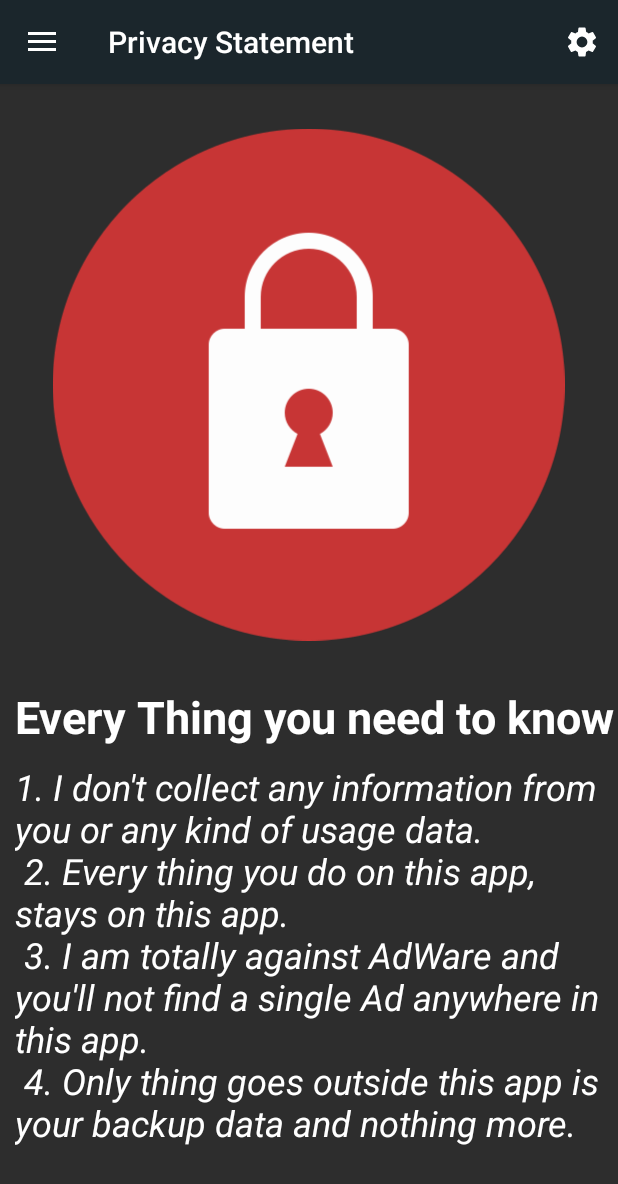
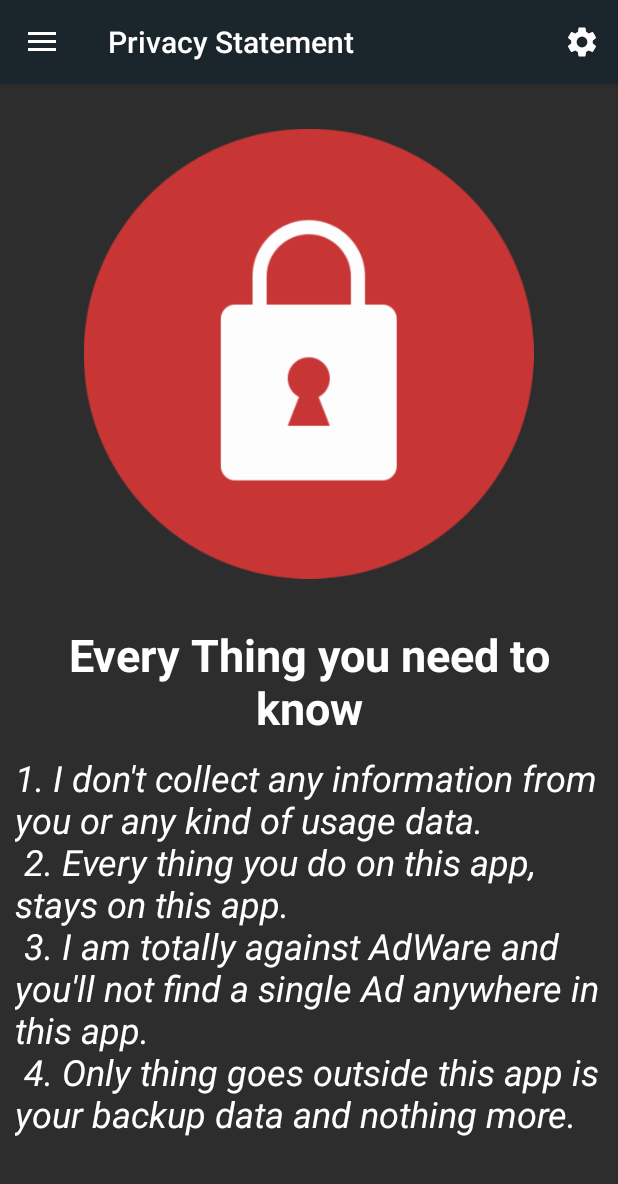
Before and after one commit to thisisfaisalhere/PasswordBro, an Android app: the screen it shows after launch (MainActivity), in the side drawer, after a tap on "Privacy Statement", on a phone screen of 412 x 824 dp. Shown: the top 1184 px of the screen. Run offline under Robolectric (Android 15) with nearby library versions, the phone set to English and light mode, and no system bars; libraries missing offline, so code that uses them is left out: com.github.clans.fab, com.parse, es.dmoral.toasty, libs.mjn.prettydialog; 9 statements that could not run were skipped.

Commit message:
bug fixes

```diff
--- a/app/src/main/res/layout/fragment_privacy.xml
+++ b/app/src/main/res/layout/fragment_privacy.xml
@@ -1,50 +1,59 @@
 <?xml version="1.0" encoding="utf-8"?>
-<androidx.constraintlayout.widget.ConstraintLayout xmlns:android="http://schemas.android.com/apk/res/android"
+
+<ScrollView xmlns:android="http://schemas.android.com/apk/res/android"
+    xmlns:app="http://schemas.android.com/apk/res-auto"
     xmlns:tools="http://schemas.android.com/tools"
     android:layout_width="match_parent"
     android:layout_height="match_parent"
     android:background="@color/backgroundColor"
     tools:context=".PrivacyFragment">
 
-    <ScrollView
+    <androidx.constraintlayout.widget.ConstraintLayout
         android:layout_width="match_parent"
-        android:layout_height="match_parent">
-
-        <LinearLayout
-            android:layout_width="match_parent"
-            android:layout_height="wrap_content"
-            android:orientation="vertical" >
+        android:layout_height="wrap_content">
 
         <ImageView
             android:id="@+id/imageView2"
-                android:layout_width="match_parent"
-                android:layout_height="wrap_content"
+            android:layout_width="300dp"
+            android:layout_height="300dp"
             android:layout_marginTop="30dp"
             android:contentDescription="@string/privacy"
-                android:src="@drawable/privacy_logo" />
+            android:src="@drawable/privacy_logo"
+            app:layout_constraintEnd_toEndOf="parent"
+            app:layout_constraintStart_toStartOf="parent"
+            app:layout_constraintTop_toTopOf="parent" />
 
         <TextView
             android:id="@+id/textView2"
-                android:layout_width="wrap_content"
+            android:layout_width="0dp"
             android:layout_height="wrap_content"
             android:layout_marginStart="10dp"
             android:layout_marginTop="30dp"
+            android:layout_marginEnd="10dp"
             android:text="@string/privacy_title"
+            android:textAlignment="center"
             android:textColor="@color/textColor"
             android:textSize="30sp"
-                android:textStyle="bold" />
+            android:textStyle="bold"
+            app:layout_constraintEnd_toEndOf="parent"
+            app:layout_constraintStart_toStartOf="parent"
+            app:layout_constraintTop_toBottomOf="@+id/imageView2" />
 
         <TextView
             android:id="@+id/textView3"
-                android:layout_width="wrap_content"
+            android:layout_width="0dp"
             android:layout_height="wrap_content"
             android:layout_margin="10dp"
+            android:layout_marginStart="10dp"
             android:layout_marginTop="30dp"
+            android:layout_marginEnd="10dp"
             android:text="@string/privacy_subtitle"
             android:textColor="@color/textColor"
             android:textSize="24sp"
-                android:textStyle="italic" />
-        </LinearLayout>
-    </ScrollView>
+            android:textStyle="italic"
+            app:layout_constraintEnd_toEndOf="parent"
+            app:layout_constraintStart_toStartOf="parent"
+            app:layout_constraintTop_toBottomOf="@+id/textView2" />
 
     </androidx.constraintlayout.widget.ConstraintLayout>
+</ScrollView>
```
Lines whose indentation alone changed are shown as unchanged.
